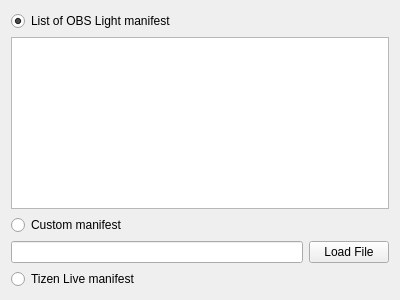
Before: the Qt Designer form obslight/ObsLightGui/ui/wizard_chooseManifest.ui in ronan22/obs-light, drawn with Qt 5.
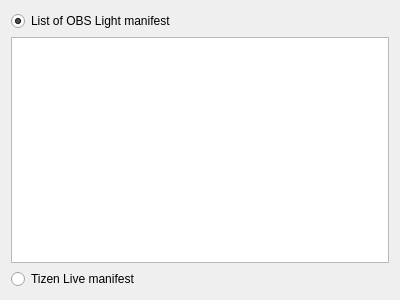
After: the same form once the commit is applied.

Commit message: - Modify ui and create manifest.

```diff
--- a/obslight/ObsLightGui/ui/wizard_chooseManifest.ui
+++ b/obslight/ObsLightGui/ui/wizard_chooseManifest.ui
@@ -20,7 +20,7 @@
    <string>manifest contains Git repositories for the Repo source code (standard Android manifest files.)</string>
   </property>
   <layout class="QGridLayout" name="gridLayout">
-   <item row="4" column="0">
+   <item row="4" column="1">
     <widget class="QRadioButton" name="listManifestButton">
      <property name="text">
       <string>List of OBS Light manifest</string>
@@ -30,27 +30,10 @@
      </property>
     </widget>
    </item>
-   <item row="5" column="0" colspan="2">
+   <item row="5" column="1" colspan="2">
     <widget class="QListWidget" name="ManifestListWidget"/>
    </item>
-   <item row="7" column="0">
-    <widget class="QRadioButton" name="customManifestButton">
-     <property name="text">
-      <string>Custom manifest</string>
-     </property>
-    </widget>
-   </item>
-   <item row="8" column="0">
-    <widget class="QLineEdit" name="lineManifestEdit"/>
-   </item>
-   <item row="8" column="1">
-    <widget class="QPushButton" name="loadManifestPushButton">
-     <property name="text">
-      <string>Load File</string>
-     </property>
-    </widget>
-   </item>
-   <item row="9" column="0">
+   <item row="6" column="1">
     <widget class="QRadioButton" name="liveManifestButton">
      <property name="text">
       <string>Tizen Live manifest</string>
```
The commit also changes 66 other files.
